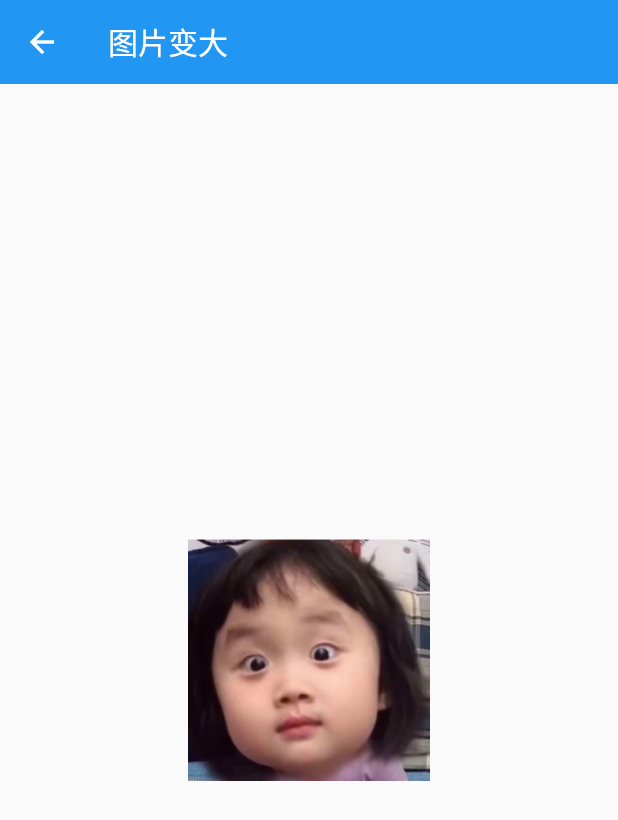
After one commit to codprincess/flutter_base, a Flutter app: the screen it shows after launch, scrolled down 424 dp, after a tap on "图片方法效果", on a phone screen of 412 x 824 dp. The commit adds this screen. Shown: the top 820 px of the screen. Run offline on Flutter 3.47's test engine with Material 2 defaults, Android fonts, the phone set to English and light mode, and no system bars; our stand-ins replace shared_preferences; missing offline and left inert: fancy_bottom_navigation_2.

Commit message:
图放大

```diff
--- /dev/null
+++ b/lib/ScaleAnimationPage.dart
@@ -0,0 +1,64 @@
+import 'package:flutter/material.dart';
+
+class ScaleAnimationPage extends StatefulWidget {
+  const ScaleAnimationPage({Key? key}) : super(key: key);
+
+  @override
+  State<ScaleAnimationPage> createState() => _ScaleAnimationPageState();
+}
+
+class _ScaleAnimationPageState extends State<ScaleAnimationPage> with SingleTickerProviderStateMixin {
+
+  late AnimationController _controller;
+  late Animation<double> _animation;
+  @override
+  void initState() {
+    // TODO: implement initState
+    super.initState();
+    //创建动画控制器
+    _controller = AnimationController(
+        duration: const Duration(seconds: 2),
+        vsync: this
+    );
+    //指定一个Curve
+    _animation = CurvedAnimation(parent: _controller, curve: Curves.bounceInOut);
+    //使用Tween图片宽高从0变到300
+    //_animation = Tween(begin: 0.0,end: 300.0).animate(_controller);
+    _animation = Tween(begin: 0.0,end: 300.0).animate(_animation);
+    //监听动画，并且更新ui
+    _controller.addListener(() {
+      setState(() {
+       //监听插值变化
+       print(_animation.value);
+      });
+    });
+    _controller.addStatusListener((status) {
+      print(status);
+      //AnimationStatus.forward(动画正在正向执行)
+      //AnimationStatus.completed( 动画在终点停止)
+      //AnimationStatus.dismissed(动画在起始点停止)
+      //AnimationStatus.reverse(动画正在反向执行)
+
+    });
+    //启动动画正向执行
+    _controller.forward();
+  }
+
+  @override
+  void dispose() {
+    // TODO: implement dispose
+    super.dispose();
+    _controller.dispose();//路由销毁时需要释放动画资源，以防止内存泄漏
+  }
+
+  @override
+  Widget build(BuildContext context) {
+    return Scaffold(
+      appBar: AppBar(title: const Text('图片变大'),),
+      body: Center(
+        child: Image.asset('images/avatar.jpg',width: _animation.value,height: _animation.value,),
+      ),
+    );
+  }
+
+}
--- a/lib/main.dart
+++ b/lib/main.dart
@@ -21,6 +21,7 @@ import 'package:flutter_base/PaddingPage.dart';
 import 'package:flutter_base/PageViewPage.dart';
 import 'package:flutter_base/RowPage.dart';
 import 'package:flutter_base/ScaffoldPage.dart';
+import 'package:flutter_base/ScaleAnimationPage.dart';
 import 'package:flutter_base/SliverAnimatedListPage.dart';
 import 'package:flutter_base/SliverAnimatedOpacityPage.dart';
 import 'package:flutter_base/SliverFadeTransitionPage.dart';
@@ -177,6 +178,7 @@ class _MyAppState extends State<MyApp> {
               'Curve_page':(context)=>CurvePage(),
               'CurvedAnimation_Page':(context)=>CurvedAnimationPage(),
               'Tween_page':(context)=>TweenPage(),
+              'ScaleAnimation_page':(context)=>ScaleAnimationPage()
             },
           );
         },
@@ -573,6 +575,13 @@ class _MyHomePageState extends State<MyHomePage> {
                     },
                     child: const Text('Tween'),
                   ),
+                  ElevatedButton(
+                    onPressed: (){
+                      Navigator.pushNamed(context, 'ScaleAnimation_page');
+                    },
+                    child: const Text('图片方法效果'),
+                  ),
+
 
 
 
```
